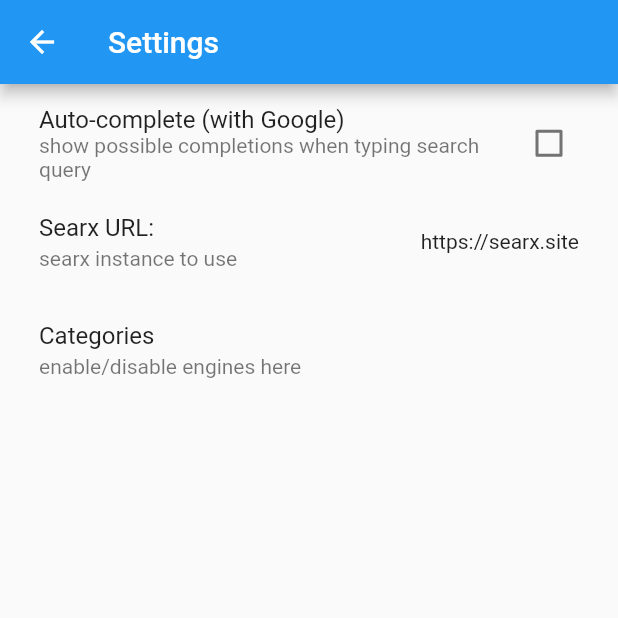
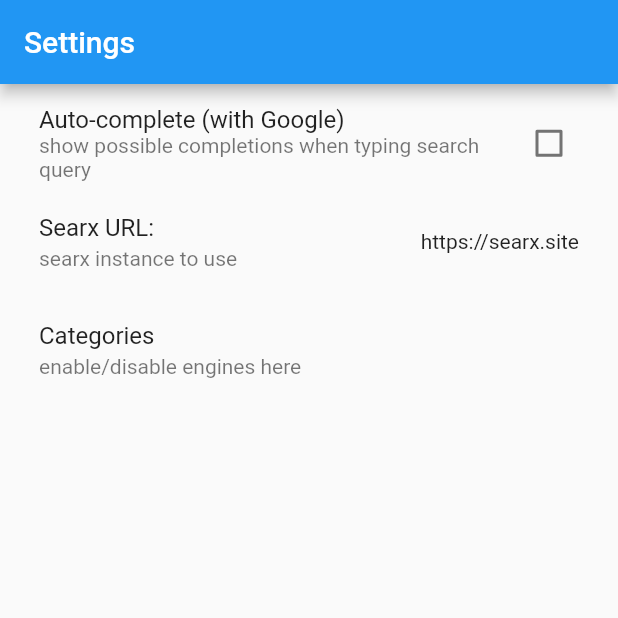
Before and after one commit to boapps/searxer, a Flutter app: the screen it shows after launch, after a tap on the "settings" icon, on a phone screen of 412 x 824 dp, the top half of it. Run offline on Flutter 3.47's test engine with Material 2 defaults, Android fonts, the phone set to English and light mode, and no system bars; our stand-ins replace fluttertoast, photo_view, shared_preferences; missing offline and left inert: autocomplete_textfield, format_bytes, network_to_file_image.

```diff
--- a/lib/SettingsPage.dart
+++ b/lib/SettingsPage.dart
@@ -2,6 +2,7 @@ import 'package:flutter/material.dart';
 import 'Searx.dart';
 import 'Settings.dart';
 import 'CategoriesPage.dart';
+import 'main.dart';
 
 class SettingsPage extends StatefulWidget {
   SettingsPage({Key key}) : super(key: key);
@@ -23,9 +24,18 @@ class _SettingsPageState extends State<SettingsPage> {
     initSettings();
   }
 
+  Future<bool> back() {
+    Navigator.pushReplacement(
+      context,
+      MaterialPageRoute(builder: (context) => MyHomePage()),
+    );
+  }
+
   @override
   Widget build(BuildContext context) {
-    return Scaffold(
+    return new WillPopScope(
+      onWillPop: back,
+      child: Scaffold(
       appBar: AppBar(
         title: new Text("Settings"),
       ),
@@ -71,7 +81,7 @@ class _SettingsPageState extends State<SettingsPage> {
           ),
         ],
       ),
-    );
+    ),);
   }
 }
 
--- a/lib/main.dart
+++ b/lib/main.dart
@@ -266,7 +266,8 @@ class _MyHomePageState extends State<MyHomePage> {
           new IconButton(
               icon: Icon(Icons.settings),
               onPressed: () {
-                Navigator.push(
+//addispose
+                Navigator.pushReplacement(
                   context,
                   MaterialPageRoute(builder: (context) => SettingsPage()),
                 );
@@ -355,6 +356,11 @@ class _MyHomePageState extends State<MyHomePage> {
     );
   }
 
+  @override
+  void dispose() {
+    super.dispose();
+  }
+
   void search(String text, {int page = 0}) async {
     setState(() {
       progress = null;
```
